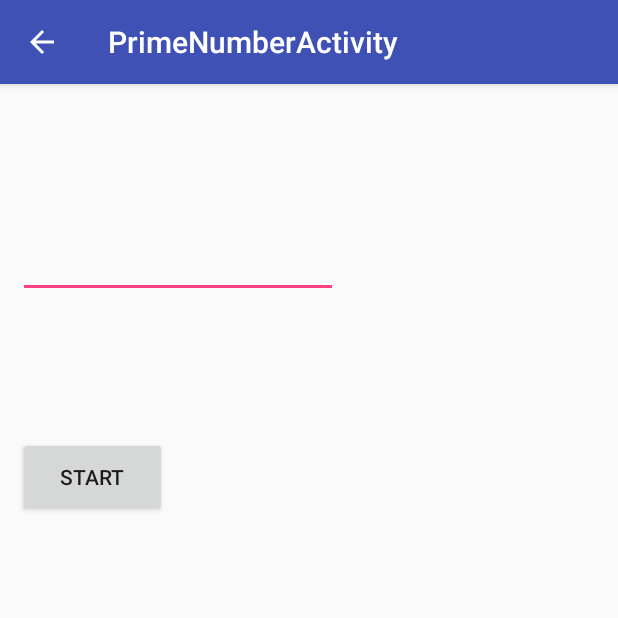
After one commit to KSwie/AndroidStudioApp, an Android app: the PrimeNumberActivity screen opened directly, with no data from a screen before it, on a phone screen of 412 x 824 dp, the top half of it. The commit adds this screen. Run offline under Robolectric (Android 15) with nearby library versions, the phone set to English and light mode, and no system bars.

Commit message:
up 27.03

```diff
--- a/app/src/main/java/com/example/kamil/aplikacja/NoteActivity.java
+++ b/app/src/main/java/com/example/kamil/aplikacja/NoteActivity.java
@@ -89,7 +89,6 @@ public class NoteActivity extends AppCompatActivity{
                             createFile(fileName.getText().toString());
                             finish();
                             dialog.dismiss();
-
                         }
                     });
             alertDialog.show();
@@ -97,8 +96,6 @@ public class NoteActivity extends AppCompatActivity{
         }
         return super.onOptionsItemSelected(item);
     }
-
-
 
 
     @Override
--- /dev/null
+++ b/app/src/main/java/com/example/kamil/aplikacja/PrimeNumberActivity.java
@@ -0,0 +1,54 @@
+package com.example.kamil.aplikacja;
+
+import android.os.Bundle;
+import android.support.design.widget.FloatingActionButton;
+import android.support.design.widget.Snackbar;
+import android.support.v7.app.AppCompatActivity;
+import android.support.v7.widget.Toolbar;
+import android.view.View;
+import android.widget.EditText;
+
+public class PrimeNumberActivity extends AppCompatActivity {
+
+    EditText whichPrime;
+
+    @Override
+    protected void onCreate(Bundle savedInstanceState) {
+        super.onCreate(savedInstanceState);
+        setContentView(R.layout.activity_prime_number);
+        Toolbar toolbar = (Toolbar) findViewById(R.id.toolbar);
+        setSupportActionBar(toolbar);
+
+        getSupportActionBar().setDisplayHomeAsUpEnabled(true);
+
+        whichPrime = findViewById(R.id.primeNumberEditText);
+    }
+
+    private boolean isPrime(int n){
+        for(int i=2;i<n;i++)
+            if(n%i == 0)
+                return false;
+        return true;
+    }
+
+    public void primeNumberClick(View view) {
+        int which = Integer.parseInt(whichPrime.getText().toString());
+        int m = 0;
+        int candidate = 1;
+
+        while(m<=which){
+            if(isPrime(candidate)){
+                m++;
+                candidate++;
+            }
+            else{
+                candidate++;
+            }
+
+        }
+
+        candidate--;
+        String result = which + " -> " + candidate;
+        whichPrime.setText(result);
+    }
+}
--- a/app/src/main/res/layout/activity_notatki.xml
+++ b/app/src/main/res/layout/activity_prime_number.xml
@@ -4,7 +4,7 @@
     xmlns:tools="http://schemas.android.com/tools"
     android:layout_width="match_parent"
     android:layout_height="match_parent"
-    tools:context="com.example.kamil.aplikacja.NotatkiActivity">
+    tools:context="com.example.kamil.aplikacja.PrimeNumberActivity">
 
     <android.support.design.widget.AppBarLayout
         android:layout_width="match_parent"
@@ -20,7 +20,6 @@
 
     </android.support.design.widget.AppBarLayout>
 
-    <include layout="@layout/content_notatki" />
-
+    <include layout="@layout/content_prime_number" />
 
 </android.support.design.widget.CoordinatorLayout>
--- /dev/null
+++ b/app/src/main/res/layout/content_prime_number.xml
@@ -0,0 +1,52 @@
+<?xml version="1.0" encoding="utf-8"?>
+<android.support.constraint.ConstraintLayout xmlns:android="http://schemas.android.com/apk/res/android"
+    xmlns:app="http://schemas.android.com/apk/res-auto"
+    xmlns:tools="http://schemas.android.com/tools"
+    android:layout_width="match_parent"
+    android:layout_height="match_parent"
+    app:layout_behavior="@string/appbar_scrolling_view_behavior"
+    tools:context="com.example.kamil.aplikacja.PrimeNumberActivity"
+    tools:showIn="@layout/activity_prime_number">
+
+    <EditText
+        android:id="@+id/primeNumberEditText"
+        android:layout_width="wrap_content"
+        android:layout_height="wrap_content"
+        android:layout_marginBottom="95dp"
+        android:layout_marginStart="12dp"
+        android:layout_marginTop="12dp"
+        android:ems="10"
+        android:inputType="number"
+        app:layout_constraintBottom_toTopOf="@+id/progressBarPrimeNumber"
+        app:layout_constraintStart_toStartOf="parent"
+        app:layout_constraintTop_toTopOf="parent"
+        android:layout_marginLeft="12dp" />
+
+    <Button
+        android:id="@+id/primeNumberBtn"
+        android:layout_width="99dp"
+        android:layout_height="53dp"
+        android:layout_marginBottom="394dp"
+        android:layout_marginTop="8dp"
+        android:onClick="primeNumberClick"
+        android:text="@string/start"
+        app:layout_constraintBottom_toBottomOf="parent"
+        app:layout_constraintStart_toStartOf="@+id/primeNumberEditText"
+        app:layout_constraintTop_toBottomOf="@+id/primeNumberEditText" />
+
+    <ProgressBar
+        android:id="@+id/progressBarPrimeNumber"
+        style="?android:attr/progressBarStyleHorizontal"
+        android:layout_width="match_parent"
+        android:layout_height="42dp"
+        android:layout_marginBottom="318dp"
+        android:layout_marginEnd="13dp"
+        android:layout_marginStart="13dp"
+        android:visibility="invisible"
+        app:layout_constraintBottom_toBottomOf="parent"
+        app:layout_constraintEnd_toEndOf="parent"
+        app:layout_constraintHorizontal_bias="0.0"
+        app:layout_constraintStart_toStartOf="parent"
+        app:layout_constraintTop_toBottomOf="@+id/primeNumberEditText" />
+
+</android.support.constraint.ConstraintLayout>
--- a/app/src/main/res/values/strings.xml
+++ b/app/src/main/res/values/strings.xml
@@ -22,4 +22,9 @@
     <string name="channel_description">channelDescription</string>
     <string name="dialogFileNameHint">podaj nazwe pliku</string>
     <string name="fileNameBtnString">Zapisz</string>
+    <string name="title_activity_list_of_note">ListOfNoteActivity</string>
+    <string name="title_activity_note_show_content">NoteShowContent</string>
+    <string name="title_activity_prime_number">PrimeNumberActivity</string>
+    <string name="start">Start</string>
+    <string name="primeNumberString">Prime Number</string>
 </resources>
```
Also changed, not shown: app/src/main/AndroidManifest.xml (+27 -9 lines), app/src/main/java/com/example/kamil/aplikacja/BackgroundOperation.java (added, +21 -0 lines), app/src/main/java/com/example/kamil/aplikacja/ListOfNoteActivity.java (added, +75 -0 lines), app/src/main/java/com/example/kamil/aplikacja/NotatkiActivity.java (deleted, +0 -84 lines), app/src/main/java/com/example/kamil/aplikacja/NoteShowContent.java (added, +64 -0 lines), app/src/main/java/com/example/kamil/aplikacja/TestActivity.java (+7 -1 lines), app/src/main/res/layout/activity_list_of_note.xml (added, +25 -0 lines), app/src/main/res/layout/activity_note_show_content.xml (added, +25 -0 lines), app/src/main/res/layout/content_list_of_note.xml (added, +19 -0 lines), app/src/main/res/layout/content_notatki.xml (deleted, +0 -23 lines), app/src/main/res/layout/content_note_show_content.xml (added, +21 -0 lines), app/src/main/res/layout/content_test.xml (+16 -5 lines), app/build.gradle (line endings or trailing spaces), app/src/main/res/layout/filename_dialog_window.xml (line endings or trailing spaces).
